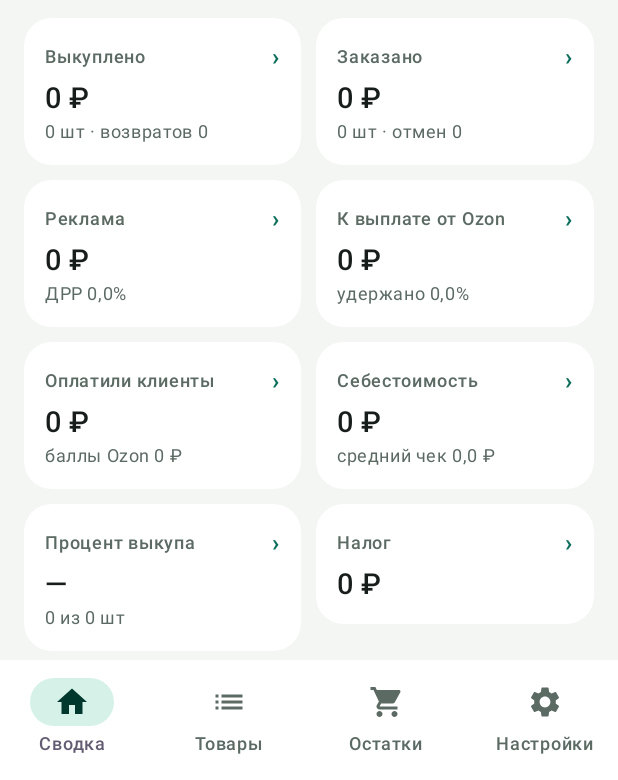
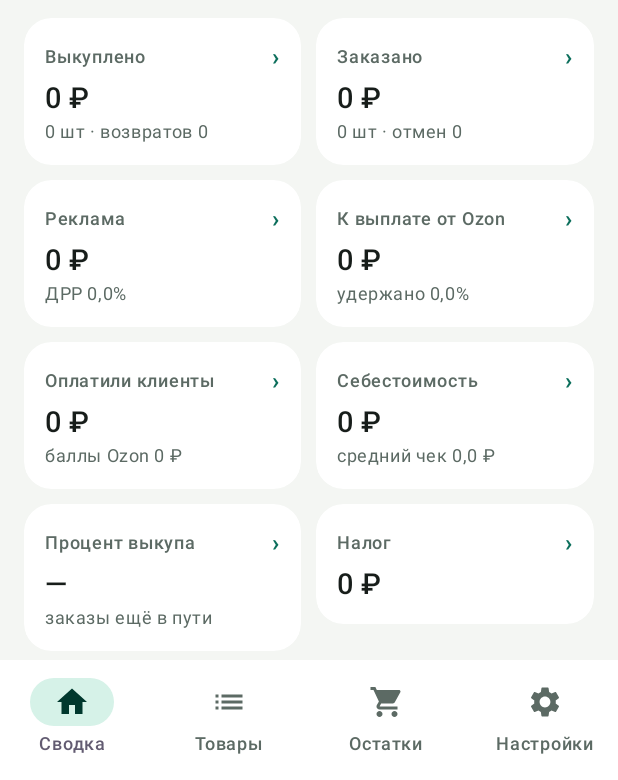
Before and after one commit to daniilwb14-tech/Claud-app, an Android app built with Jetpack Compose: the screen it shows after launch (MainActivity), after a tap on "Сегодня", on a phone screen of 412 x 824 dp, the part 456-1236 px from its top. Run offline under Robolectric (Android 15) with nearby library versions, the phone set to English and light mode, and no system bars; our stand-ins replace Room's generated code; pictures from the network do not load; 2 other taps on this screen came first.

Commit message:
Count early-payout fees as expenses; buyout from finished orders
The payout filter matched "Досрочная выплата", Ozon's fee for paying out
early, and dropped it from expenses, so profit came out higher than the
reports on days with that fee. Only transfers to the seller's account are
excluded now, and every loaded day is fetched again once to recount.

Buyout was sold units over ordered units in the same period, which can pass
100% because sales come from earlier orders. It is now delivered over
delivered plus cancelled among the period's orders, with in-transit orders
left out; order statuses are refreshed for the last three weeks.

Co-Authored-By: Claude Opus 5.5 <noreply@anthropic.com>
Claude-Session: https://claude.ai/code/session_01AVtraGXmQF3X3Emmzb125w

```diff
--- a/marzha/app/src/main/kotlin/app/marzha/data/Db.kt
+++ b/marzha/app/src/main/kotlin/app/marzha/data/Db.kt
@@ -40,7 +40,10 @@ data class FinE(
 )
 
 @Entity(tableName = "orders", primaryKeys = ["date", "sku"])
-data class OrderE(val date: String, val sku: Long, val orderedQty: Int, val orderedSum: Double, val cancelledQty: Int)
+data class OrderE(
+    val date: String, val sku: Long, val orderedQty: Int, val orderedSum: Double, val cancelledQty: Int,
+    @ColumnInfo(defaultValue = "0") val deliveredQty: Int = 0,
+)
 
 @Entity(tableName = "stock")
 data class StockE(@PrimaryKey val sku: Long, val fbo: Int, val fbs: Int, val inTransit: Int, val returning: Int)
@@ -68,8 +71,8 @@ fun CostE.toCore() = UnitCost(purchase, marking, packaging, other, UnitCost.pars
 fun UnitCost.toE(sku: Long) = CostE(sku, purchase, marking, packaging, other, extrasText())
 fun FinE.toCore() = FinDay(date, sku, soldQty, returnQty, sales, returns, customerPaid, commission, logistics, returnLogistics, ads, storage, acquiring, crossdock, other)
 fun FinDay.toE() = FinE(date, sku, soldQty, returnQty, sales, returns, customerPaid, commission, logistics, returnLogistics, ads, storage, acquiring, crossdock, other)
-fun OrderE.toCore() = OrderDay(date, sku, orderedQty, orderedSum, cancelledQty)
-fun OrderDay.toE() = OrderE(date, sku, orderedQty, orderedSum, cancelledQty)
+fun OrderE.toCore() = OrderDay(date, sku, orderedQty, orderedSum, cancelledQty, deliveredQty)
+fun OrderDay.toE() = OrderE(date, sku, orderedQty, orderedSum, cancelledQty, deliveredQty)
 fun StockE.toCore() = Stock(sku, fbo, fbs, inTransit, returning)
 fun Stock.toE() = StockE(sku, fbo, fbs, inTransit, returning)
 fun ExpenseE.toCore() = Expense(id, name, amount, runCatching { ExpenseKind.valueOf(kind) }.getOrDefault(ExpenseKind.MONTHLY), date)
@@ -104,6 +107,7 @@ interface AppDao {
     @Query("DELETE FROM expense WHERE id = :id") suspend fun deleteExpense(id: Long)
 
     @Query("SELECT date FROM loaded_day") suspend fun loadedDays(): List<String>
+    @Query("DELETE FROM loaded_day") suspend fun clearLoadedDays()
     @Insert(onConflict = OnConflictStrategy.REPLACE) suspend fun putLoadedDay(row: LoadedDayE)
 
     @Query("SELECT * FROM acc_type WHERE date >= :from AND date <= :to") suspend fun accTypes(from: String, to: String): List<AccTypeE>
@@ -117,7 +121,7 @@ interface AppDao {
 
 @Database(
     entities = [ProductE::class, CostE::class, FinE::class, OrderE::class, StockE::class, ExpenseE::class, AdE::class, LoadedDayE::class, AccTypeE::class],
-    version = 3,
+    version = 4,
     exportSchema = false,
 )
 abstract class Db : RoomDatabase() {
@@ -126,6 +130,13 @@ abstract class Db : RoomDatabase() {
     companion object {
         @Volatile
         private var instance: Db? = null
+
+        /** Версия 4: сколько из заказанного уже доставлено — для честного процента выкупа. */
+        private val migration3to4 = object : Migration(3, 4) {
+            override fun migrate(db: SupportSQLiteDatabase) {
+                db.execSQL("ALTER TABLE orders ADD COLUMN deliveredQty INTEGER NOT NULL DEFAULT 0")
+            }
+        }
 
         /** Версия 2: свои статьи себестоимости. Введённые данные сохраняются. */
         private val migration1to2 = object : Migration(1, 2) {
@@ -147,7 +158,7 @@ abstract class Db : RoomDatabase() {
 
         fun get(context: Context): Db = instance ?: synchronized(this) {
             instance ?: Room.databaseBuilder(context.applicationContext, Db::class.java, "marzha.db")
-                .addMigrations(migration1to2, migration2to3)
+                .addMigrations(migration1to2, migration2to3, migration3to4)
                 .fallbackToDestructiveMigration()
                 .build().also { instance = it }
         }
--- a/marzha/app/src/main/kotlin/app/marzha/data/Store.kt
+++ b/marzha/app/src/main/kotlin/app/marzha/data/Store.kt
@@ -88,6 +88,11 @@ class Store(context: Context) {
         get() = p.getString("theme", "GREEN") ?: "GREEN"
         set(v) = p.edit().putString("theme", v).apply()
 
+    /** Версия правил разбора. Когда правила меняются, уже загруженные дни нужно скачать заново. */
+    var dataVersion: Int
+        get() = p.getInt("dataVersion", 0)
+        set(v) = p.edit().putInt("dataVersion", v).apply()
+
     var lastSync: Long
         get() = p.getLong("lastSync", 0)
         set(v) = p.edit().putLong("lastSync", v).apply()
--- a/marzha/app/src/main/kotlin/app/marzha/ui/Dashboard.kt
+++ b/marzha/app/src/main/kotlin/app/marzha/ui/Dashboard.kt
@@ -187,7 +187,11 @@ private fun KpiGrid(
             Kpi("Себестоимость", rubShort(-t.b.cogs), "средний чек ${rubUnit(t.avgPrice)}", Modifier.weight(1f), onClick = { openProducts(ProductSort.COGS) })
         }
         Row(horizontalArrangement = Arrangement.spacedBy(10.dp)) {
-            Kpi("Процент выкупа", if (t.orderedQty > 0) pct(t.buyout) else "—", "${qty(t.netQty)} из ${qty(t.orderedQty)} шт", Modifier.weight(1f), onClick = { openProducts(ProductSort.BUYOUT) })
+            Kpi(
+                "Процент выкупа", t.buyout?.let(::pct) ?: "—",
+                if (t.finishedQty > 0) "доставлено ${qty(t.deliveredQty)} из ${qty(t.finishedQty)}" else "заказы ещё в пути",
+                Modifier.weight(1f), onClick = { openProducts(ProductSort.BUYOUT) },
+            )
             Kpi("Налог", rubShort(-t.b.tax), if (t.b.revenue > 0) "${pct(-t.b.tax / t.b.revenue)} от выкупов" else "", Modifier.weight(1f), onClick = openSettings)
         }
     }
@@ -286,8 +290,8 @@ fun ProductRow(l: SkuReport, mode: ProductSort = ProductSort.PROFIT, onClick: ()
             main = "${qty(l.orderedQty)} шт"; mainColor = Color.Unspecified; side = rubShort(l.orderedSum)
         }
         ProductSort.BUYOUT -> {
-            sub = "заказано ${qty(l.orderedQty)} · выкуплено ${qty(l.netQty)} шт"
-            main = if (l.orderedQty > 0) pct(l.buyout) else "—"; mainColor = Color.Unspecified; side = "выкуп"
+            sub = "доставлено ${qty(l.deliveredQty)} · отменено ${qty(l.cancelledQty)} · в пути ${qty(l.orderedQty - l.finishedQty)}"
+            main = l.buyout?.let(::pct) ?: "—"; mainColor = Color.Unspecified; side = "выкуп"
         }
         ProductSort.ADS -> {
             sub = "заказано ${rubShort(l.orderedSum)}"
--- a/marzha/app/src/main/kotlin/app/marzha/ui/More.kt
+++ b/marzha/app/src/main/kotlin/app/marzha/ui/More.kt
@@ -269,9 +269,13 @@ private val formulas: List<Pair<String, String>> = listOf(
         "Заказано, шт и ₽ — все отправления, оформленные за период, включая отменённые; сумма = цена × количество.\n" +
         "Отмены — штуки в отправлениях со статусом «отменено».",
     "Процент выкупа" to
-        "Процент выкупа = выкуплено, шт ÷ заказано, шт за тот же период.\n" +
-        "Это оценка: заказ и его выкуп разделяют несколько дней, поэтому на коротких периодах (сегодня, вчера) " +
-        "цифра неточная. Смотрите её за 30 дней или за месяц.",
+        "Берутся заказы, оформленные в выбранном периоде, и из них — те, судьба которых уже известна: " +
+        "доставлены покупателю или отменены.\n" +
+        "Процент выкупа = доставлено ÷ (доставлено + отменено).\n" +
+        "Заказы, которые ещё едут, не учитываются, пока не станет ясно, выкупят их или нет. Поэтому за «Сегодня» " +
+        "и «Вчера» процента обычно нет, а самая точная цифра — за 30 дней или прошлый месяц.\n" +
+        "Это не «выкуплено за период ÷ заказано за период»: выкупы недели во многом приходят из заказов прошлой недели, " +
+        "и такое деление может дать больше 100%.",
     "Удержания Ozon" to
         "Каждое начисление Ozon относится к статье по его названию в справочнике Ozon:\n" +
         "• комиссия — комиссия за продажу с учётом скидок;\n" +
@@ -282,7 +286,8 @@ private val formulas: List<Pair<String, String>> = listOf(
         "• прочие начисления — всё остальное.\n" +
         "Каждое начисление сверяется со своим итогом: если части не сошлись, остаток уходит в «прочие». " +
         "Так сумма статей всегда равна тому, что начислил Ozon.\n" +
-        "Выплаты на ваш расчётный счёт — это не расход, в прибыль они не входят. " +
+        "Выплаты на ваш расчётный счёт — это не расход, в прибыль они не входят. А вот плата за досрочную выплату — " +
+        "расход, она попадает в «прочие начисления». " +
         "Все виды начислений с суммами можно посмотреть в «Настройки → Данные → Проверка данных».",
     "К выплате от Ozon" to
         "К выплате = выкуплено, ₽ + все удержания Ozon (они отрицательные).\n" +
--- a/marzha/app/src/main/kotlin/app/marzha/ui/Products.kt
+++ b/marzha/app/src/main/kotlin/app/marzha/ui/Products.kt
@@ -42,7 +42,7 @@ fun ProductsScreen(vm: AppViewModel, sort: ProductSort, onSort: (ProductSort) ->
             ProductSort.PROFIT -> all.sortedByDescending { it.b.profit }
             ProductSort.REVENUE -> all.sortedByDescending { it.b.revenue }
             ProductSort.ORDERED -> all.filter { it.orderedQty > 0 }.sortedByDescending { it.orderedSum }
-            ProductSort.BUYOUT -> all.filter { it.orderedQty > 0 }.sortedByDescending { it.buyout }
+            ProductSort.BUYOUT -> all.filter { it.buyout != null }.sortedByDescending { it.buyout }
             ProductSort.ADS -> all.filter { it.b.ads < -0.5 }.sortedBy { it.b.ads }
             ProductSort.MARGIN -> all.sortedByDescending { if (it.b.revenue > 0) it.margin else -1.0 }
             ProductSort.COGS -> all.sortedBy { it.b.cogs }
@@ -207,7 +207,7 @@ fun ProductDetailScreen(vm: AppViewModel, sku: Long, back: () -> Unit) {
                     Kpi("Выкуплено", rubShort(line.b.revenue), "${qty(line.netQty)} шт · возвратов ${qty(line.returnQty)}", Modifier.weight(1f))
                 }
                 Row(horizontalArrangement = Arrangement.spacedBy(10.dp)) {
-                    Kpi("Заказано", "${qty(line.orderedQty)} шт", "выкуп ≈ ${pct(line.buyout)}", Modifier.weight(1f))
+                    Kpi("Заказано", "${qty(line.orderedQty)} шт", "выкуп ${line.buyout?.let(::pct) ?: "— (в пути)"}", Modifier.weight(1f))
                     Kpi("Реклама", rubShort(-line.b.ads), "ДРР ${pct(line.drr)}", Modifier.weight(1f))
                 }
                 Row(horizontalArrangement = Arrangement.spacedBy(10.dp)) {
--- a/marzha/core/src/main/kotlin/app/marzha/core/Demo.kt
+++ b/marzha/core/src/main/kotlin/app/marzha/core/Demo.kt
@@ -49,7 +49,9 @@ fun demoData(today: LocalDate, days: Int = 62): DemoData {
             val weekend = if (date.dayOfWeek.value >= 6) 0.85 else 1.0
             val ordered = (item.perDay * trend * weekend * (0.8 + rnd.nextDouble() * 0.4)).roundToInt()
             val cancelled = (ordered * (0.16 + rnd.nextDouble() * 0.08)).roundToInt()
-            orders += OrderDay(date.toString(), sku, ordered, ordered * item.price, cancelled)
+            // Свежие заказы ещё в пути; через неделю почти все уже доставлены или отменены.
+            val delivered = if (back <= 3) 0 else ((ordered - cancelled) * if (back <= 8) 0.6 else 0.97).roundToInt()
+            orders += OrderDay(date.toString(), sku, ordered, ordered * item.price, cancelled, delivered)
             val sold = (ordered * (0.70 + rnd.nextDouble() * 0.1)).roundToInt()
             val returned = (sold * 0.012 + rnd.nextDouble() * 0.6).toInt()
             val sales = sold * item.price
--- a/marzha/core/src/main/kotlin/app/marzha/core/Economics.kt
+++ b/marzha/core/src/main/kotlin/app/marzha/core/Economics.kt
@@ -62,6 +62,8 @@ data class SkuReport(
     val orderedQty: Int = 0,
     val orderedSum: Double = 0.0,
     val cancelledQty: Int = 0,
+    /** Из заказов периода — доставлено покупателю. */
+    val deliveredQty: Int = 0,
     /** Оплатили покупатели, ₽ (без баллов Ozon). */
     val customerPaid: Double = 0.0,
     val b: Breakdown = Breakdown(),
@@ -85,8 +87,14 @@ data class SkuReport(
             else -> 0.0
         }
 
-    /** Доля выкупа: выкуплено к заказано за тот же период (оценка, заказы доезжают с задержкой). */
-    val buyout: Double get() = if (orderedQty > 0) (netQty.toDouble() / orderedQty).coerceIn(0.0, 1.0) else 0.0
+    /** Заказы периода, судьба которых уже известна: доставлены или отменены. */
+    val finishedQty: Int get() = deliveredQty + cancelledQty
+
+    /**
+     * Процент выкупа: из заказов этого периода, которые уже доставлены или отменены, — доля доставленных.
+     * Заказы в пути не учитываются, пока не станет ясно, выкупят их или нет. null — завершённых заказов нет.
+     */
+    val buyout: Double? get() = if (finishedQty > 0) deliveredQty.toDouble() / finishedQty else null
     val avgPrice: Double get() = if (netQty > 0) b.revenue / netQty else 0.0
 
     /** Баллы и скидки за счёт Ozon. */
@@ -218,6 +226,7 @@ fun buildReport(
             product = products[sku] ?: Product(sku, name = "SKU $sku"),
             soldQty = r.soldQty, returnQty = r.returnQty,
             orderedQty = o?.orderedQty ?: 0, orderedSum = o?.orderedSum ?: 0.0, cancelledQty = o?.cancelledQty ?: 0,
+            deliveredQty = o?.deliveredQty ?: 0,
             customerPaid = r.customerPaid, b = b,
             hasCost = (costs[sku]?.total ?: 0.0) > 0,
         )
@@ -232,7 +241,8 @@ fun buildReport(
         sku = 0, product = Product(0, name = "Итого"),
         soldQty = lines.sumOf { it.soldQty }, returnQty = lines.sumOf { it.returnQty },
         orderedQty = lines.sumOf { it.orderedQty }, orderedSum = lines.sumOf { it.orderedSum },
-        cancelledQty = lines.sumOf { it.cancelledQty }, customerPaid = lines.sumOf { it.customerPaid },
+        cancelledQty = lines.sumOf { it.cancelledQty }, deliveredQty = lines.sumOf { it.deliveredQty },
+        customerPaid = lines.sumOf { it.customerPaid },
         b = lines.fold(Breakdown()) { a, l -> a + l.b },
     )
 
--- a/marzha/core/src/main/kotlin/app/marzha/core/Models.kt
+++ b/marzha/core/src/main/kotlin/app/marzha/core/Models.kt
@@ -86,11 +86,14 @@ data class OrderDay(
     val orderedQty: Int = 0,
     val orderedSum: Double = 0.0,
     val cancelledQty: Int = 0,
+    /** Из заказанных — уже доставлено покупателю. */
+    val deliveredQty: Int = 0,
 ) {
     operator fun plus(o: OrderDay) = copy(
         orderedQty = orderedQty + o.orderedQty,
         orderedSum = orderedSum + o.orderedSum,
         cancelledQty = cancelledQty + o.cancelledQty,
+        deliveredQty = deliveredQty + o.deliveredQty,
     )
 }
 
```
Also changed, not shown: marzha/app/src/main/kotlin/app/marzha/data/Sync.kt (+22 -2 lines), marzha/core/src/main/kotlin/app/marzha/core/OzonParsers.kt (+8 -5 lines), 1 other file.
